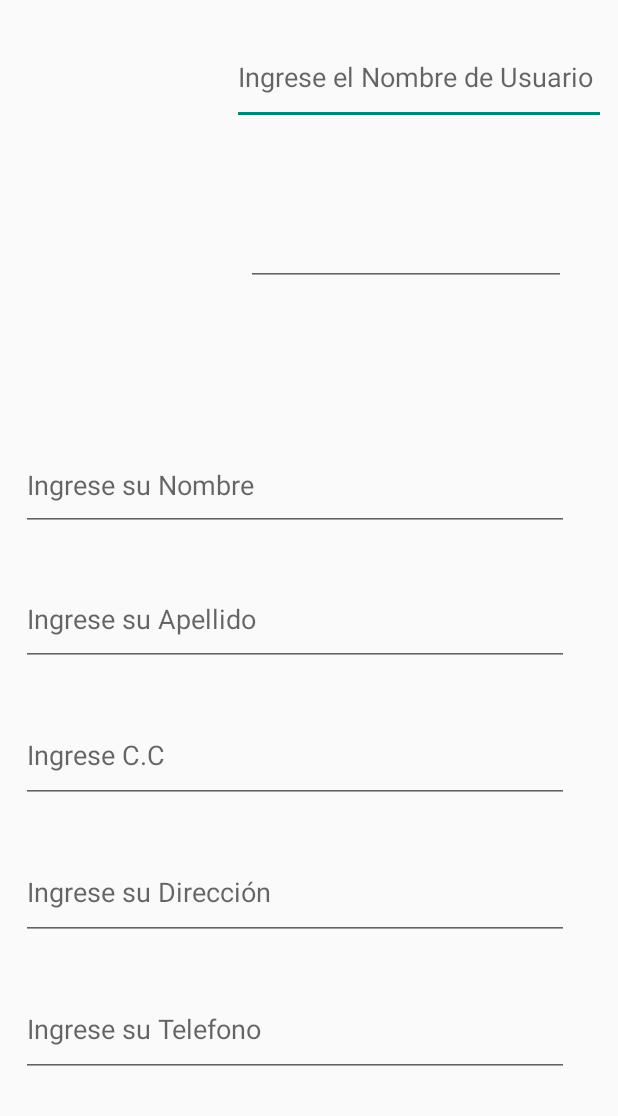
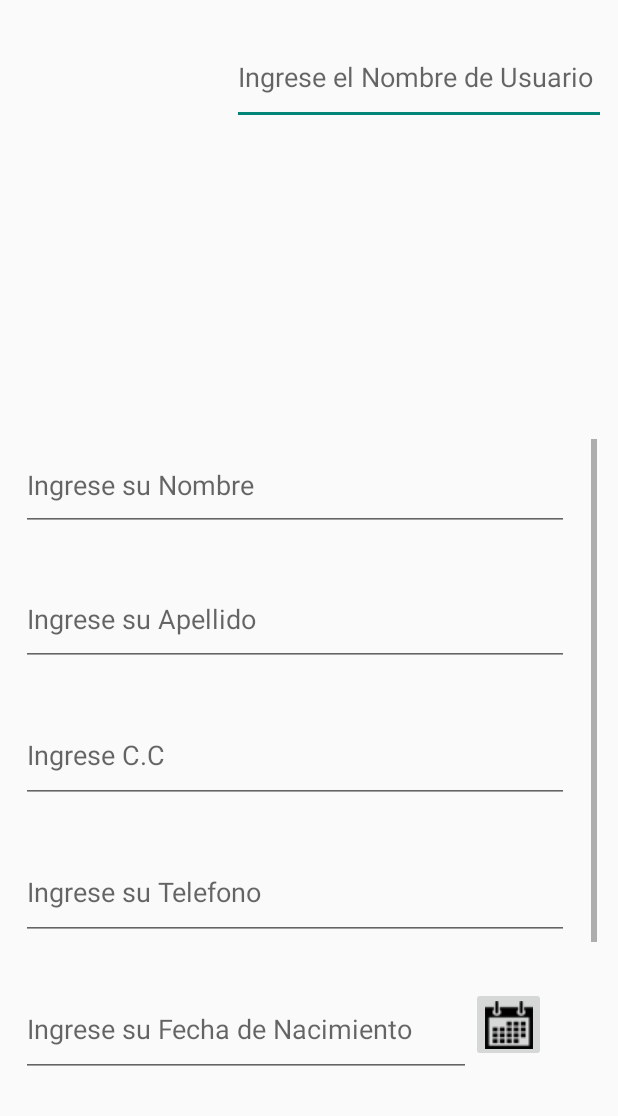
Before and after one commit to lauraisajb/HomeHelp, an Android app: the SingUp screen opened directly, with no data from a screen before it, on a phone screen of 412 x 824 dp, the part 120-1236 px from its top. Run offline under Robolectric (Android 15) with nearby library versions, the phone set to English and light mode, and no system bars.

Commit message:
calendario

```diff
--- a/app/src/main/java/com/example/homehelp/SingUp.java
+++ b/app/src/main/java/com/example/homehelp/SingUp.java
@@ -2,13 +2,48 @@ package com.example.homehelp;
 
 import androidx.appcompat.app.AppCompatActivity;
 
+import android.app.DatePickerDialog;
 import android.os.Bundle;
+import android.view.View;
+import android.widget.Button;
+import android.widget.DatePicker;
+import android.widget.EditText;
+import android.widget.ImageButton;
 
-public class SingUp extends AppCompatActivity {
+import java.util.Calendar;
 
+public class SingUp extends AppCompatActivity implements View.OnClickListener {
+    ImageButton btnDate;
+    EditText editTextDate;
+    private  int dd, mm, yy;
     @Override
     protected void onCreate(Bundle savedInstanceState) {
         super.onCreate(savedInstanceState);
         setContentView(R.layout.activity_sing_up);
+
+        btnDate = (ImageButton)findViewById(R.id.BtnDate);
+        editTextDate = (EditText)findViewById(R.id.editTextDate);
+        btnDate.setOnClickListener(this);
+
+    }
+
+    @Override
+    public void onClick(View v) {
+        if (v== btnDate){
+            final Calendar c= Calendar.getInstance();
+
+            dd = c.get(Calendar.DAY_OF_MONTH);
+            mm = c.get(Calendar.MONTH);
+            yy = c.get(Calendar.YEAR);
+
+            DatePickerDialog datePickerDialog = new DatePickerDialog(this, new DatePickerDialog.OnDateSetListener() {
+                @Override
+                public void onDateSet(DatePicker view, int year, int month, int dayOfMonth) {
+                    editTextDate.setText(dayOfMonth+"/"+(month)+1 +"/"+year);
+                }
+            }
+            ,dd, mm, yy);
+            datePickerDialog.show();
+        }
     }
 }
--- a/app/src/main/res/layout/activity_sing_up.xml
+++ b/app/src/main/res/layout/activity_sing_up.xml
@@ -122,11 +122,50 @@
                     android:layout_marginTop="28dp"
                     android:ems="10"
                     android:hint="Ingrese C.C "
-                    android:inputType="textPersonName"
+                    android:inputType="number"
                     android:textColor="#535353"
                     app:layout_constraintEnd_toEndOf="parent"
                     app:layout_constraintStart_toStartOf="parent"
                     app:layout_constraintTop_toBottomOf="@+id/editTextNumber" />
+
+                <EditText
+                    android:id="@+id/editTextTextTelefono"
+                    android:layout_width="365dp"
+                    android:layout_height="63dp"
+                    android:layout_marginTop="28dp"
+                    android:ems="10"
+                    android:hint="Ingrese su Telefono "
+                    android:inputType="number"
+                    android:textColor="#535353"
+                    app:layout_constraintEnd_toEndOf="parent"
+                    app:layout_constraintStart_toStartOf="parent"
+                    app:layout_constraintTop_toBottomOf="@+id/editTextNumber" />
+
+
+                <EditText
+                    android:id="@+id/editTextDate"
+                    android:layout_width="300dp"
+                    android:layout_height="63dp"
+                    android:layout_marginTop="28dp"
+                    android:ems="10"
+                    android:hint="Ingrese su Fecha de Nacimiento"
+                    android:inputType="textPersonName"
+                    app:layout_constraintEnd_toEndOf="parent"
+                    app:layout_constraintStart_toStartOf="parent"
+                    app:layout_constraintTop_toBottomOf="@+id/editTextNumber" />
+
+
+                <ImageButton
+                    android:id="@+id/BtnDate"
+                    android:layout_width="50dp"
+                    android:layout_height="50dp"
+                    android:layout_marginLeft="300dp"
+                    android:layout_marginTop="-60dp"
+                    android:stateListAnimator="@null"
+                    app:layout_constraintEnd_toEndOf="parent"
+                    app:layout_constraintStart_toStartOf="parent"
+                    app:layout_constraintTop_toBottomOf="@+id/editTextNumber"
+                    app:srcCompat="@drawable/calendar" />
 
                 <EditText
                     android:id="@+id/editTextTextDir"
@@ -141,6 +180,8 @@
                     app:layout_constraintHorizontal_bias="0.456"
                     app:layout_constraintStart_toStartOf="parent"
                     app:layout_constraintTop_toBottomOf="@+id/editTextTextCC" />
+
+
 
                 <EditText
                     android:id="@+id/editTextNumber"
@@ -158,18 +199,8 @@
 
         </ScrollView>
 
-        <EditText
-            android:id="@+id/editTextDate"
-            android:layout_width="wrap_content"
-            android:layout_height="wrap_content"
-            android:layout_marginBottom="40dp"
-            android:ems="10"
-            android:inputType="date"
-            app:layout_constraintBottom_toTopOf="@+id/scrollView2"
-            app:layout_constraintEnd_toEndOf="parent"
-            app:layout_constraintHorizontal_bias="0.825"
-            app:layout_constraintStart_toStartOf="parent"
-            app:layout_constraintTop_toBottomOf="@+id/editTextTextUserName" />
+
+
 
 
     </androidx.constraintlayout.widget.ConstraintLayout>
```
Also changed, not shown: app/src/main/res/drawable/calendar.png (added).
